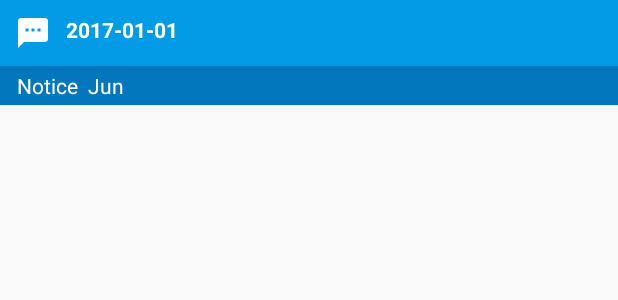
After one commit to junlee91/uictime, an Android app: the layout notice_view.xml on its own in the app's theme, with its tools: preview values and no code run, on a phone screen of 412 x 824 dp. The commit adds this screen. Shown: the top 300 px of the screen. Run offline under Robolectric (Android 15) with nearby library versions, the phone set to English and light mode, and no system bars.

Commit message:
notice list

```diff
--- /dev/null
+++ b/app/src/main/res/drawable/ic_textsms_black_24dp.xml
@@ -0,0 +1,9 @@
+<vector xmlns:android="http://schemas.android.com/apk/res/android"
+        android:width="24dp"
+        android:height="24dp"
+        android:viewportWidth="24.0"
+        android:viewportHeight="24.0">
+    <path
+        android:fillColor="#FFFFFFFF"
+        android:pathData="M20,2L4,2c-1.1,0 -1.99,0.9 -1.99,2L2,22l4,-4h14c1.1,0 2,-0.9 2,-2L22,4c0,-1.1 -0.9,-2 -2,-2zM9,11L7,11L7,9h2v2zM13,11h-2L11,9h2v2zM17,11h-2L15,9h2v2z"/>
+</vector>
--- /dev/null
+++ b/app/src/main/res/layout/notice_view.xml
@@ -0,0 +1,49 @@
+<?xml version="1.0" encoding="utf-8"?>
+<LinearLayout xmlns:android="http://schemas.android.com/apk/res/android"
+              android:orientation="vertical"
+              android:layout_width="match_parent"
+              android:layout_height="match_parent">
+
+    <TextView
+        android:layout_width="match_parent"
+        android:layout_height="wrap_content"
+        android:text="   2017-01-01"
+        android:layout_gravity="center"
+        android:padding="10dp"
+        android:textColor="#ffffff"
+        android:id="@+id/date_text"
+        android:drawableStart="@drawable/ic_textsms_black_24dp"
+        android:background="@color/colorPrimary"
+        android:textStyle="bold"
+        />
+
+    <LinearLayout
+        android:layout_width="match_parent"
+        android:layout_height="wrap_content"
+        android:background="@color/colorPrimaryDark">
+
+        <TextView
+            android:layout_width="wrap_content"
+            android:layout_height="match_parent"
+            android:text="Notice"
+            android:layout_gravity="center"
+            android:padding="3dp"
+            android:layout_marginLeft="8dp"
+            android:textColor="#ffffff"
+            android:textColorHint="#ffffff"
+            android:id="@+id/notice_text"
+            />
+        <TextView
+            android:layout_width="wrap_content"
+            android:layout_height="match_parent"
+            android:text="Jun"
+            android:layout_gravity="center"
+            android:padding="3dp"
+            android:textColor="#ffffff"
+            android:textColorHint="#ffffff"
+            android:id="@+id/name_text"
+            />
+    </LinearLayout>
+
+
+</LinearLayout>
```
Also changed, not shown: app/src/main/java/com/sodastudio/uictime/adapter/NoticeListAdapter.java (added, +58 -0 lines), app/src/main/java/com/sodastudio/uictime/model/Notice.java (added, +42 -0 lines), app/src/main/java/com/sodastudio/uictime/ui/InfoFragment.java (+110 -0 lines), app/src/main/res/layout/fragment_info_view.xml (+11 -5 lines).
